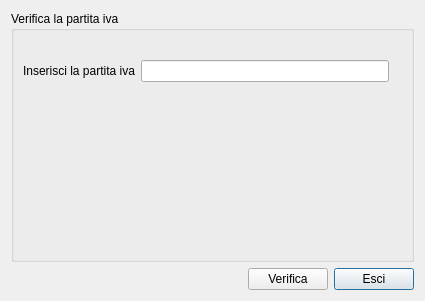
Qt form lylibrary/ui/verify_piva.ui (kratos83/LyLibrary) before a commit.
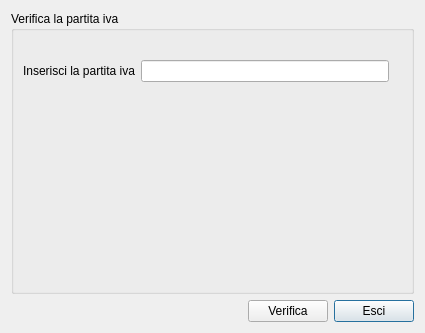
The same form after that commit. Icons and pictures are not drawn.

What changed in the file:
```diff
--- a/lylibrary/ui/verify_piva.ui
+++ b/lylibrary/ui/verify_piva.ui
@@ -7,9 +7,15 @@
     <x>0</x>
     <y>0</y>
     <width>425</width>
-    <height>301</height>
+    <height>333</height>
    </rect>
   </property>
+  <property name="sizePolicy">
+   <sizepolicy hsizetype="Fixed" vsizetype="Fixed">
+    <horstretch>0</horstretch>
+    <verstretch>0</verstretch>
+   </sizepolicy>
+  </property>
   <property name="windowTitle">
    <string>Dialog</string>
   </property>
```
